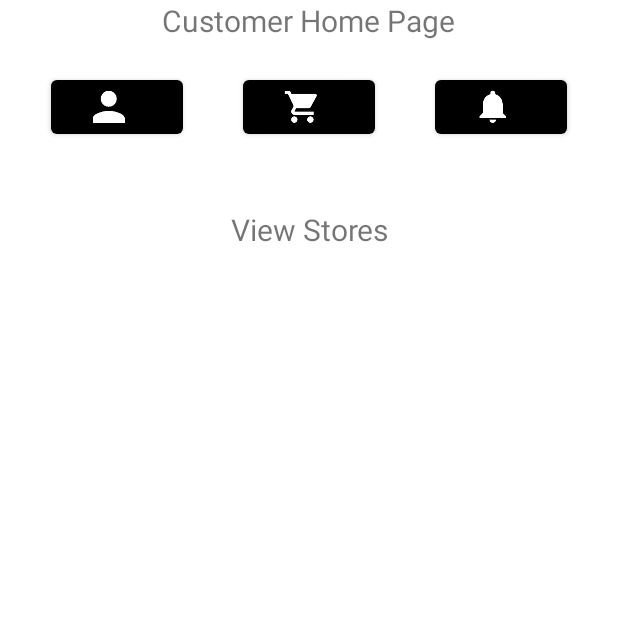
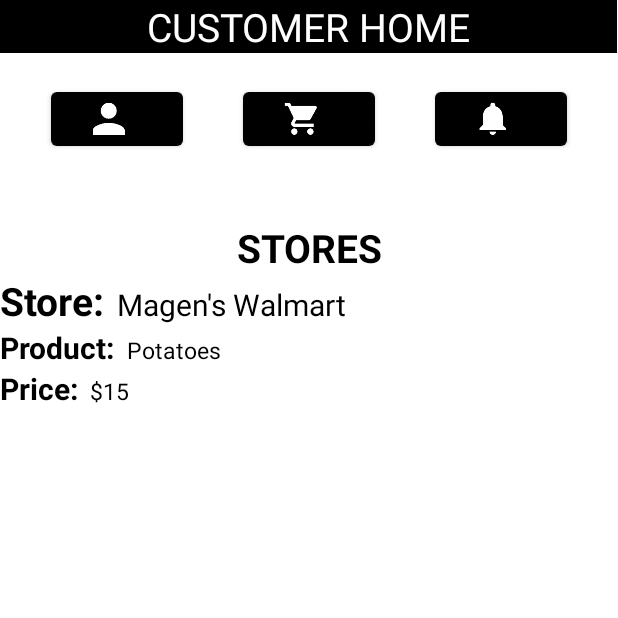
Before and after one commit to Maanethdesilva/Android-shopping-app, an Android app: the CustomerActivity screen opened directly, with no data from a screen before it, on a phone screen of 412 x 824 dp, the top half of it. Run offline under Robolectric (Android 15) with nearby library versions, the phone set to English and light mode, and no system bars; Roboto replaces fonts that are not available here.

Commit message:
magen - changed activity customer xml title

```diff
--- a/app/src/main/res/layout/activity_customer.xml
+++ b/app/src/main/res/layout/activity_customer.xml
@@ -19,12 +19,88 @@
         app:layout_constraintTop_toBottomOf="@+id/linearLayout">
 
         <TextView
-            android:id="@+id/textStorestoView"
+            android:id="@+id/textStoresView"
             android:layout_width="match_parent"
             android:layout_height="wrap_content"
-            android:text="View Stores"
+            android:textColor="#000000"
+            android:text="STORES"
             android:textAlignment="center"
-            android:textSize="20dp" />
+            android:textSize="26sp"
+            android:textStyle="bold" />
+        <LinearLayout
+            android:layout_width="wrap_content"
+            android:layout_height="wrap_content"
+            android:layout_gravity="center_vertical"
+            android:orientation="horizontal">
+
+            <TextView
+                android:layout_width="wrap_content"
+                android:layout_height="wrap_content"
+                android:text="Store:"
+                android:textColor="@color/black"
+                android:textSize="26sp"
+                android:textStyle="bold"/>
+
+            <TextView
+                android:id="@+id/tvStoreName"
+                android:layout_width="wrap_content"
+                android:layout_height="wrap_content"
+                android:layout_marginLeft="8dp"
+                android:text="Magen's Walmart"
+                android:textColor="@color/black"
+                android:textSize="20sp" />
+
+        </LinearLayout>
+
+        <LinearLayout
+            android:layout_width="wrap_content"
+            android:layout_height="wrap_content"
+            android:layout_gravity="center_vertical"
+            android:orientation="horizontal">
+
+            <TextView
+                android:layout_width="wrap_content"
+                android:layout_height="wrap_content"
+                android:text="Product:"
+                android:textColor="@color/black"
+                android:textSize="20sp"
+                android:textStyle="bold"/>
+
+            <TextView
+                android:id="@+id/tvProduct"
+                android:layout_width="wrap_content"
+                android:layout_height="wrap_content"
+                android:layout_marginLeft="8dp"
+                android:text="Potatoes"
+                android:textColor="@color/black"
+                android:textSize="15sp" />
+
+        </LinearLayout>
+
+        <LinearLayout
+            android:layout_width="wrap_content"
+            android:layout_height="wrap_content"
+            android:layout_gravity="center_vertical"
+            android:orientation="horizontal">
+
+            <TextView
+                android:layout_width="wrap_content"
+                android:layout_height="wrap_content"
+                android:text="Price:"
+                android:textColor="@color/black"
+                android:textSize="20sp"
+                android:textStyle="bold"/>
+
+            <TextView
+                android:id="@+id/tvPrice"
+                android:layout_width="wrap_content"
+                android:layout_height="wrap_content"
+                android:layout_marginLeft="8dp"
+                android:text="$15"
+                android:textColor="@color/black"
+                android:textSize="15sp" />
+
+        </LinearLayout>
     </LinearLayout>
 
     <LinearLayout
@@ -98,9 +174,11 @@
             android:id="@+id/textView6"
             android:layout_width="match_parent"
             android:layout_height="wrap_content"
-            android:text="Customer Home Page"
+            android:background="#000000"
+            android:textColor="#FFFFFF"
+            android:text="CUSTOMER HOME"
             android:textAlignment="center"
-            android:textSize="20dp" />
+            android:textSize="26sp" />
     </LinearLayout>
 
 </androidx.constraintlayout.widget.ConstraintLayout>
```
